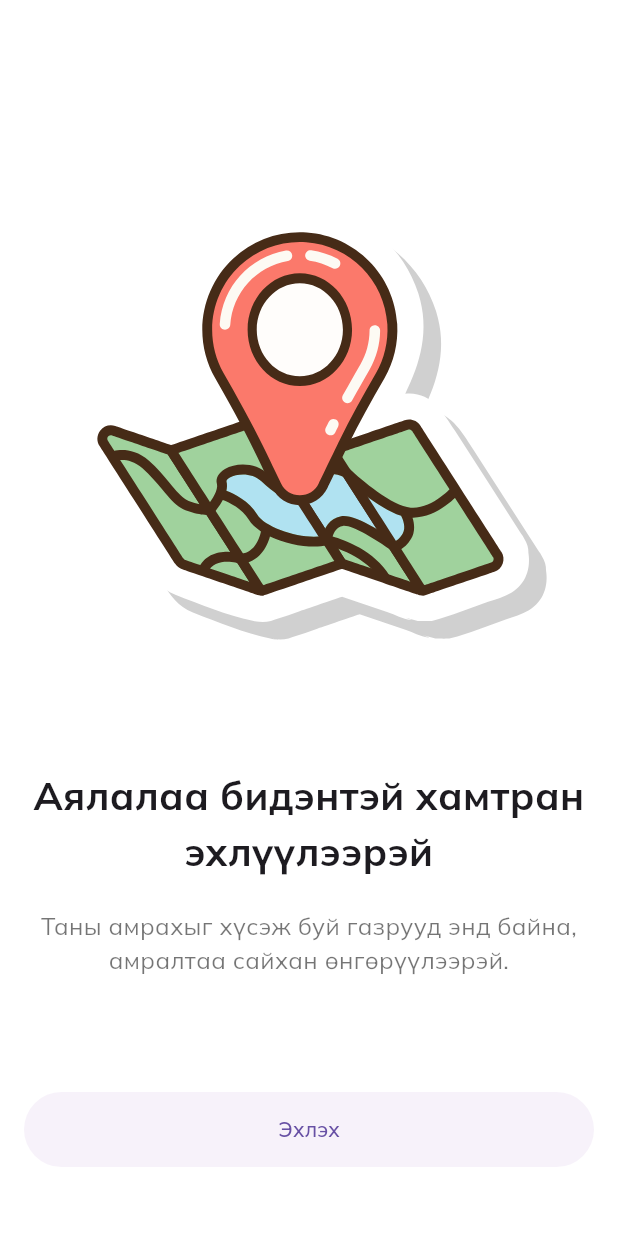
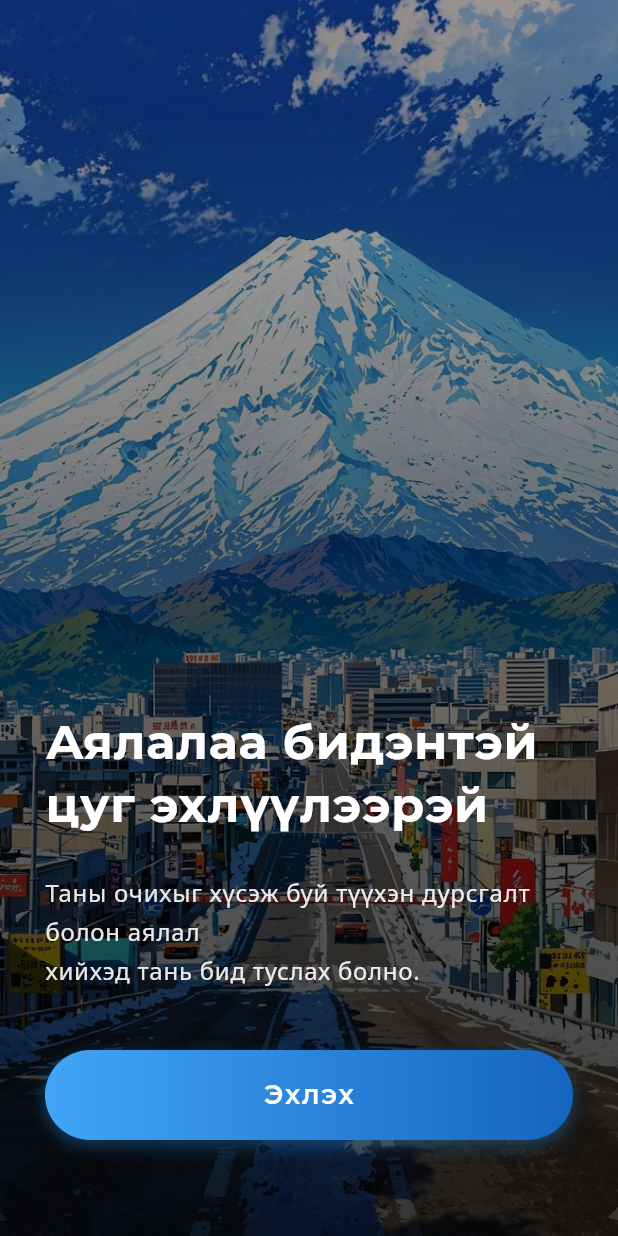
Before and after one commit to Unubold864/diplom, a Flutter app: the screen it shows after launch, on a phone screen of 412 x 824 dp. Run offline on Flutter 3.47's test engine with Material 3 defaults, Android fonts, the light colour scheme and no system bars; drawn by our look-alikes of animated_text_kit; our stand-ins replace google_fonts; missing offline and left inert: ionicons_named; key blocks and very long unbroken strings in the code were emptied for the run.

Commit message:
one.dart дизайн сайжруулалт

```diff
--- a/travel/frontend/lib/pages/one.dart
+++ b/travel/frontend/lib/pages/one.dart
@@ -1,6 +1,7 @@
 import 'package:flutter/material.dart';
 import 'package:frontend/pages/home_page.dart';
-import 'package:lottie/lottie.dart';
+import 'package:animated_text_kit/animated_text_kit.dart';
+import 'package:google_fonts/google_fonts.dart';
 
 class WelcomePage extends StatelessWidget {
   const WelcomePage({super.key});
@@ -8,33 +9,122 @@ class WelcomePage extends StatelessWidget {
   @override
   Widget build(BuildContext context) {
     return Scaffold(
-      backgroundColor: Colors.white,
-      body: SafeArea(
+      body: Stack(
+        children: [
+          // Background зураг оруулсан хэсэг
+          Container(
+            decoration: BoxDecoration(
+              image: DecorationImage(
+                image: AssetImage('assets/background.jpg'),
+                fit: BoxFit.cover,
+                colorFilter: ColorFilter.mode(
+                  // ignore: deprecated_member_use
+                  Colors.black.withOpacity(0.3),
+                  BlendMode.darken,
+                ),
+              ),
+            ),
+          ),
+          Container(
+            decoration: BoxDecoration(
+              gradient: LinearGradient(
+                begin: Alignment.topCenter,
+                end: Alignment.bottomCenter,
+                colors: [
+                  Colors.transparent,
+                  // ignore: deprecated_member_use
+                  Colors.black.withOpacity(0.7),
+                ],
+              ),
+            ),
+          ),
+
+          // Агуулга хэсэг
+          SafeArea(
             child: Center(
               child: Padding(
-            padding: const EdgeInsets.all(16),
+                padding: const EdgeInsets.symmetric(horizontal: 30.0, vertical: 24.0),
                 child: Column(
+                  mainAxisAlignment: MainAxisAlignment.end,
+                  crossAxisAlignment: CrossAxisAlignment.start,
                   children: [
-                Spacer(),
-                //Image.asset('assets/a.png'),
-                Lottie.asset('assets/2.json'),
+                    // Ерөнхий гарчиг
+                    AnimatedTextKit(
+                      animatedTexts: [
+                        TypewriterAnimatedText(
+                          'Аялалаа бидэнтэй\nцуг эхлүүлээрэй',
+                          textStyle: GoogleFonts.montserrat(
+                            fontSize: 32,
+                            fontWeight: FontWeight.w700,
+                            color: Colors.white,
+                            height: 1.3,
+                            letterSpacing: 0.5,
+                          ),
+                          speed: Duration(milliseconds: 100),
+                        ),
+                      ],
+                      totalRepeatCount: 1,
+                    ),
+                    SizedBox(height: 24),
+
+                    // Дэд гарчиг
+                    TweenAnimationBuilder(
+                      tween: Tween<double>(begin: 0, end: 1),
+                      duration: Duration(milliseconds: 1500),
+                      builder: (context, double value, child) {
+                        return Opacity(
+                          opacity: value,
+                          child: child,
+                        );
+                      },
+                      child: Text(
+                        "Таны очихыг хүсэж буй түүхэн дурсгалт болон аялал\nхийхэд тань бид туслах болно.",
+                        style: GoogleFonts.notoSans(
+                          // ignore: deprecated_member_use
+                          color: Colors.white.withOpacity(0.9),
+                          fontSize: 16,
+                          height: 1.6,
+                          letterSpacing: 0.5,
+                          fontWeight: FontWeight.w400,
+                        ),
+                      ),
+                    ),
                     SizedBox(height: 40),
-                Text(
-                  "Аялалаа бидэнтэй хамтран эхлүүлээрэй",
-                  textAlign: TextAlign.center,
-                  style: TextStyle(fontSize: 26, fontWeight: FontWeight.bold),
+
+                    // Button хэсэг
+                    TweenAnimationBuilder(
+                      tween: Tween<double>(begin: 0, end: 1),
+                      duration: Duration(milliseconds: 1000),
+                      builder: (context, double value, child) {
+                        return Transform.translate(
+                          offset: Offset(0, 50 * (1 - value)),
+                          child: Opacity(
+                            opacity: value,
+                            child: child,
                           ),
-                SizedBox(height: 20),
-                Text(
-                  "Таны амрахыг хүсэж буй газрууд энд байна, амралтаа сайхан өнгөрүүлээрэй.",
-                  textAlign: TextAlign.center,
-                  style: TextStyle(color: Colors.black54, fontSize: 16),
+                        );
+                      },
+                      child: Container(
+                        width: double.infinity,
+                        height: 60,
+                        decoration: BoxDecoration(
+                          borderRadius: BorderRadius.circular(30),
+                          gradient: LinearGradient(
+                            colors: [
+                              Colors.blue.shade400,
+                              Colors.blue.shade800,
+                            ],
                           ),
-                Spacer(),
-                Padding(
-                  padding: const EdgeInsets.only(bottom: 30),
-                  child: SizedBox(
-                    width: double.maxFinite,
+                          boxShadow: [
+                            BoxShadow(
+                              // ignore: deprecated_member_use
+                              color: Colors.blue.withOpacity(0.3),
+                              spreadRadius: 1,
+                              blurRadius: 8,
+                              offset: Offset(0, 4),
+                            ),
+                          ],
+                        ),
                         child: ElevatedButton(
                           onPressed: () {
                             Navigator.pushReplacement(
@@ -42,23 +132,33 @@ class WelcomePage extends StatelessWidget {
                               MaterialPageRoute(builder: (context) => HomePage()),
                             );
                           },
-                      child: Text("Эхлэх"),
                           style: ElevatedButton.styleFrom(
-                        elevation: 0,
-                        shape: StadiumBorder(),
-                        padding: EdgeInsets.symmetric(
-                          vertical: 15,
-                          horizontal: 8,
+                            backgroundColor: Colors.transparent,
+                            shadowColor: Colors.transparent,
+                            shape: RoundedRectangleBorder(
+                              borderRadius: BorderRadius.circular(30),
                             ),
+                          ),
+                          child: Text(
+                            "Эхлэх",
+                            style: GoogleFonts.montserrat(
+                              fontSize: 18,
+                              fontWeight: FontWeight.w600,
+                              color: Colors.white,
+                              letterSpacing: 1.2,
+                            ),
+                          ),
+                        ),
+                      ),
+                    ),
+                    SizedBox(height: 40),
+                  ],
                 ),
               ),
             ),
           ),
         ],
       ),
-          ),
-        ),
-      ),
     );
   }
 }
--- a/travel/frontend/lib/widgets/location_card.dart
+++ b/travel/frontend/lib/widgets/location_card.dart
@@ -27,7 +27,7 @@ class LocationCard extends StatelessWidget {
                 ),
                 SizedBox(height: 5),
                 Text(
-                  "Улаанбаатар хот, Баянгол дүүрэг, 13-р хороо, 13-р байр",
+                  "Улаанбаатар хот, Баянгол дүүрэг",
                   style: Theme.of(context).textTheme.labelLarge,
                 ),
               ],
--- a/travel/frontend/pubspec.yaml
+++ b/travel/frontend/pubspec.yaml
@@ -37,6 +37,7 @@ dependencies:
   lottie: ^3.3.1
   google_fonts: ^6.2.1
   ionicons_named: ^1.3.2+6
+  animated_text_kit: ^4.2.3
 
 dev_dependencies:
   flutter_test:
```
Also changed, not shown: travel/frontend/assets/background.jpg (added), travel/frontend/assets/one.jpg (added), travel/frontend/pubspec.lock. Lines whose indentation alone changed are shown as unchanged.
